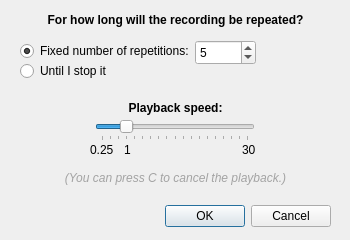
This is ui/config.ui in Knedme/TaskEcho as Qt 5 draws it before an edit. The edited form follows.
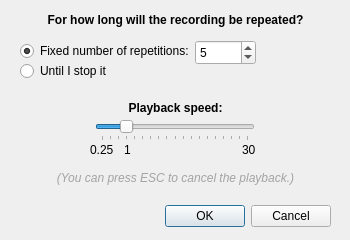
This is the edited form.

Commit message: changed cancel key to ESC because vk can be different

Diff of the .ui file:
```diff
--- a/ui/config.ui
+++ b/ui/config.ui
@@ -257,7 +257,7 @@
     </font>
    </property>
    <property name="text">
-    <string>(You can press C to cancel the playback.)</string>
+    <string>(You can press ESC to cancel the playback.)</string>
    </property>
    <property name="alignment">
     <set>Qt::AlignmentFlag::AlignCenter</set>
```
The commit also changes 1 other file.
